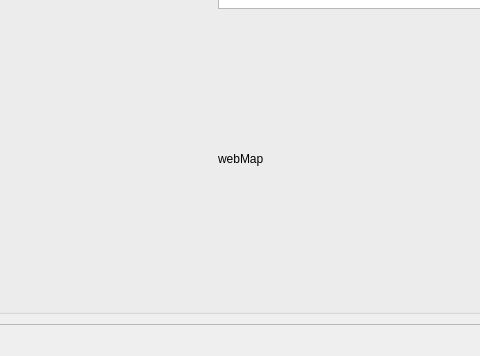
Above: src/guitest/ui/main_window.ui from zuwuwang/qt_ros_ws before the change; both pictures show x 259 to 739 and y 335 to 691 of the 1300 by 691 pixel window. Below: the same form after it.
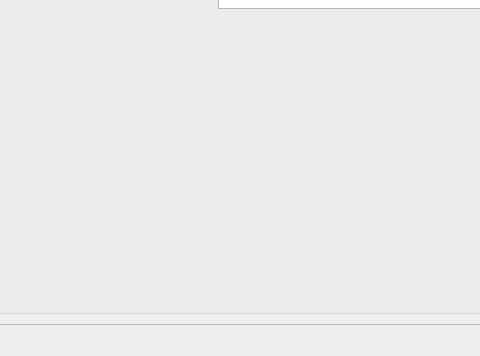
That is the form after the change. Icons and pictures are not drawn.

What changed in the file:
```diff
--- a/src/guitest/ui/main_window.ui
+++ b/src/guitest/ui/main_window.ui
@@ -122,11 +122,7 @@
          </widget>
         </item>
         <item row="1" column="2">
-         <widget class="QLabel" name="label_webmap">
-          <property name="text">
-           <string>webMap</string>
-          </property>
-         </widget>
+         <widget class="QWidget" name="widget_webmap" native="true"/>
         </item>
        </layout>
       </widget>
```
